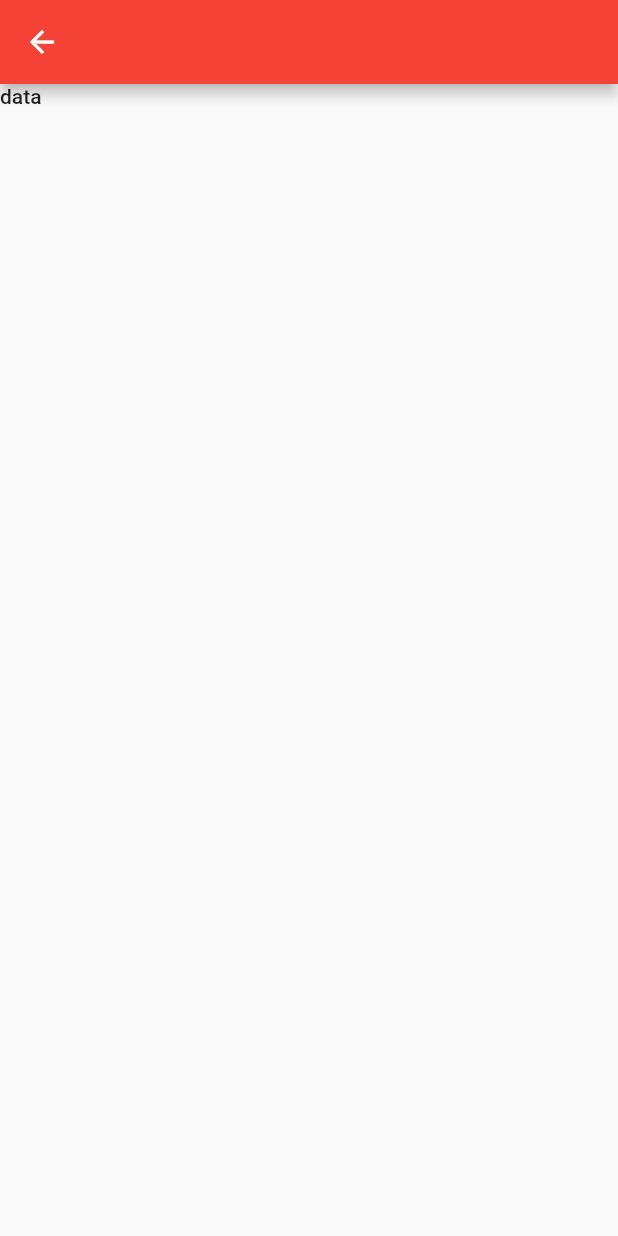
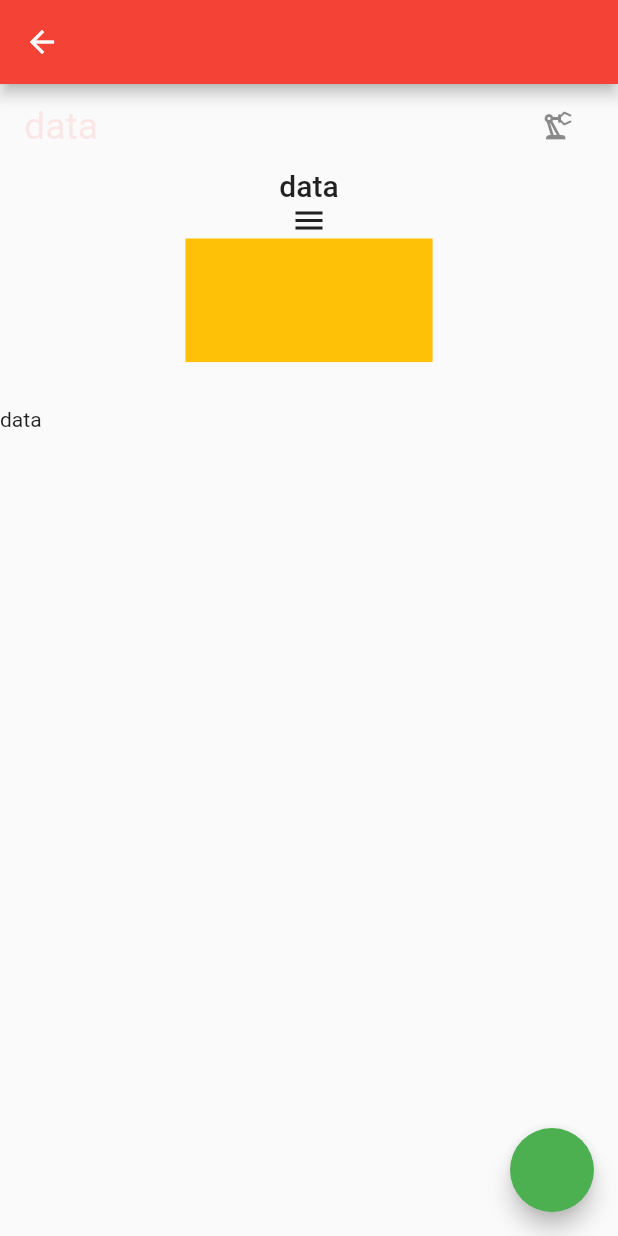
Before and after one commit to mahirefe34/flutter_full_learn, a Flutter app: the AnimatedLearnView screen opened directly, on a phone screen of 412 x 824 dp. Run offline on Flutter 3.47's test engine with Material 2 defaults, Android fonts, the phone set to English and light mode, and no system bars; our stand-ins replace dio, flutter_spinkit.

Commit message:
animated ckompanentler işlendi. Form validate işlemleri yapıldı. state management view model yapıldı.

```diff
--- a/lib/202/animated_learn.dart
+++ b/lib/202/animated_learn.dart
@@ -7,15 +7,112 @@ class AnimatedLearnView extends StatefulWidget {
   State<AnimatedLearnView> createState() => _AnimatedLearnViewState();
 }
 
-class _AnimatedLearnViewState extends State<AnimatedLearnView> {
+class _AnimatedLearnViewState extends State<AnimatedLearnView>
+    with TickerProviderStateMixin {
+  bool _isVisible = false;
+  bool _isOpacitiy = false;
+  late AnimationController controller;
+  @override
+  void initState() {
+    super.initState();
+    controller =
+        AnimationController(vsync: this, duration: _DurationItems.durationLow);
+  }
+
+  void _changeVisiblity() {
+    setState(() {
+      _isVisible = !_isVisible;
+    });
+  }
+
+  void _changeOpacity() {
+    setState(() {
+      _isOpacitiy = !_isOpacitiy;
+    });
+  }
+
   @override
   Widget build(BuildContext context) {
     return Scaffold(
-      appBar: AppBar(),
-      body: Text(
-        'data',
-        style: Theme.of(context).textTheme.bodyLarge,
+      appBar: AppBar(
+        title: _placeHolderWidget(),
       ),
+      floatingActionButton: FloatingActionButton(
+        onPressed: () {
+          _changeVisiblity();
+          controller.animateTo(_isVisible ? 1 : 0);
+        },
+      ),
+      body: Column(
+        children: [
+          ListTile(
+            title: AnimatedOpacity(
+                opacity: _isOpacitiy ? 1 : 0.1,
+                duration: _DurationItems.durationLow,
+                child: const Text('data')),
+            trailing: IconButton(
+                onPressed: _changeOpacity,
+                icon: const Icon(Icons.precision_manufacturing_outlined)),
+          ),
+          AnimatedDefaultTextStyle(
+            style: (_isVisible
+                    ? context.textTheme().headlineLarge
+                    : context.textTheme().titleLarge) ??
+                const TextStyle(),
+            duration: _DurationItems.durationLow,
+            child: const Text('data'),
+          ),
+          AnimatedIcon(
+            icon: AnimatedIcons.menu_close,
+            progress: controller,
+          ),
+          AnimatedContainer(
+            duration: _DurationItems.durationLow,
+            height: _isVisible
+                ? (MediaQuery.of(context).size.height) * 0.2
+                : (MediaQuery.of(context).size.width) * 0.2,
+            width: _isVisible
+                ? (MediaQuery.of(context).size.width) * 0.2
+                : (MediaQuery.of(context).size.height) * 0.2,
+            color: Colors.amber,
+          ),
+          Expanded(
+              child: Stack(
+            children: const [
+              AnimatedPositioned(
+                top: 30,
+                curve: Curves.easeInCubic,
+                duration: _DurationItems.durationLow,
+                child: Text('data'),
+              ),
+            ],
+          ))
+        ],
+      ),
+
+      //_isVisible ? const Placeholder() : null,
+
+      // Text('data', style: context.textTheme().bodyLarge),
+    );
+  }
+
+  AnimatedCrossFade _placeHolderWidget() {
+    return AnimatedCrossFade(
+      firstChild: const Placeholder(),
+      secondChild: const SizedBox.shrink(),
+      crossFadeState:
+          _isVisible ? CrossFadeState.showFirst : CrossFadeState.showSecond,
+      duration: _DurationItems.durationLow,
     );
   }
 }
+
+extension BuildContextExtension on BuildContext {
+  TextTheme textTheme() {
+    return Theme.of(this).textTheme;
+  }
+}
+
+class _DurationItems {
+  static const durationLow = Duration(seconds: 1);
+}
--- a/lib/main.dart
+++ b/lib/main.dart
@@ -1,7 +1,7 @@
 import 'package:flutter/material.dart';
 import 'package:flutter_full_learn/202/theme/light_theme.dart';
 
-import '202/widget_size_enum_learn_view.dart';
+import '202/form_learn_view.dart';
 
 void main() {
   runApp(const MyApp());
@@ -35,7 +35,7 @@ class MyApp extends StatelessWidget {
       //       const ProgressIndicatorThemeData(color: Colors.white),
       // ),
 
-      home: const WidgetSizeEnumLearnView(),
+      home: const FormLearnView(),
     );
   }
 }
```
Also changed, not shown: lib/202/form_learn_view.dart (added, +67 -0 lines), lib/202/state_manage/state_learn_view_model.dart (added, +20 -0 lines), lib/202/state_manage/state_manage_learn_view.dart (added, +28 -0 lines).
